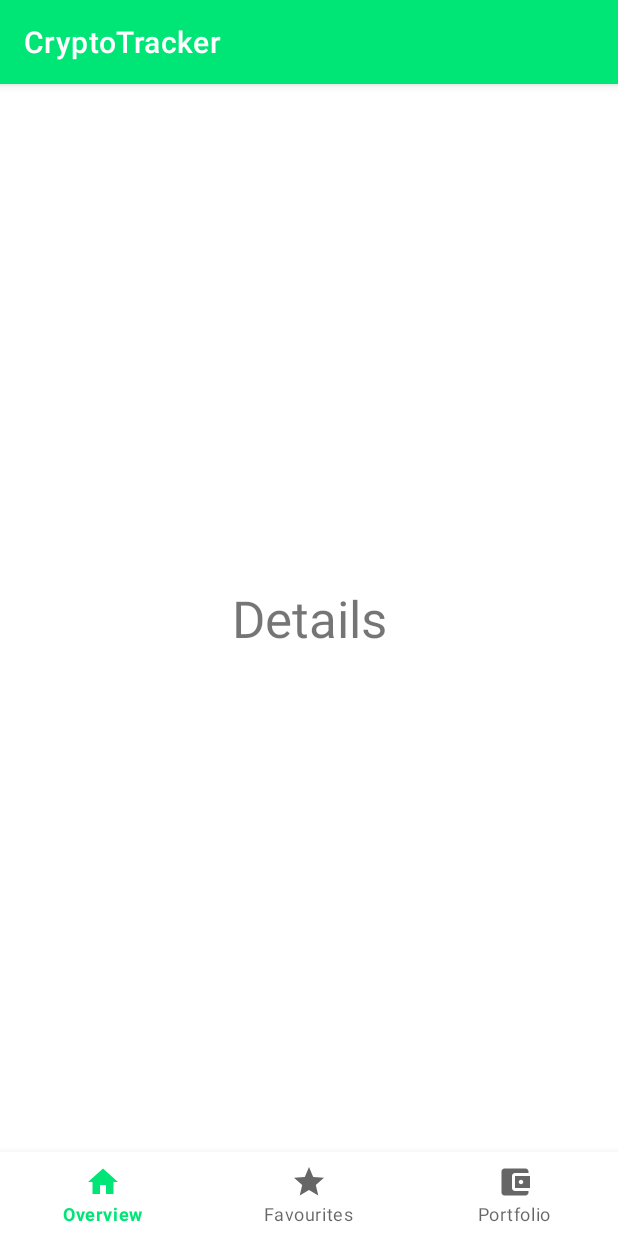
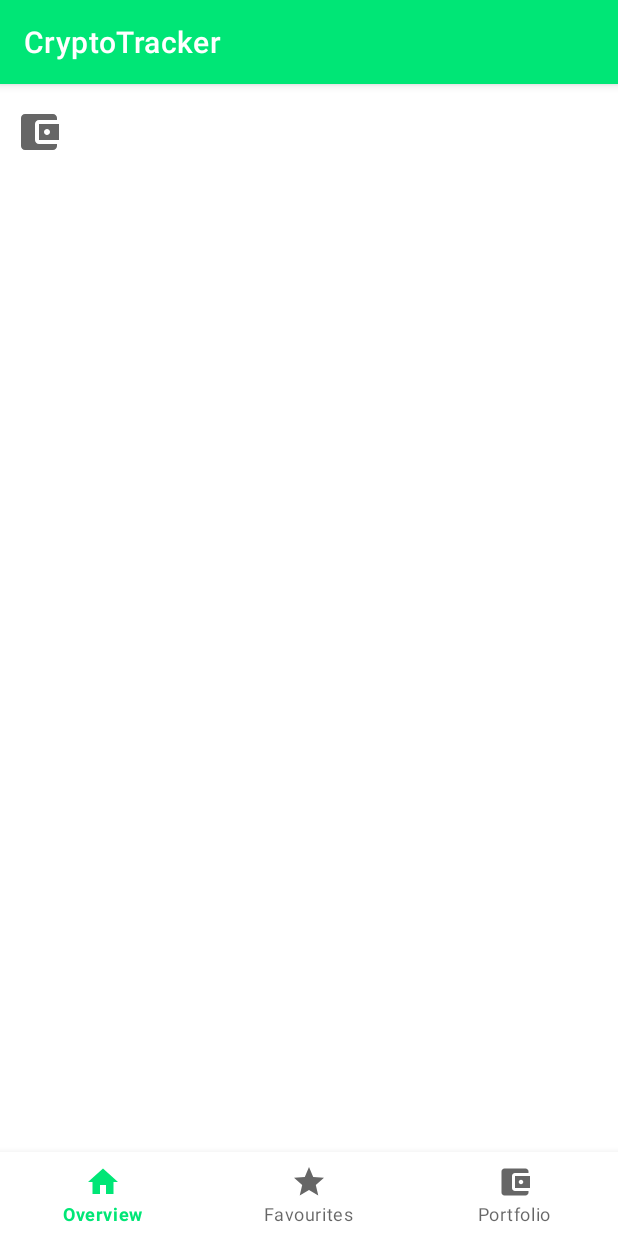
Before and after one commit to tuku13/crypto-tracker, an Android app: the fragment DetailsFragment placed in its activity, on a phone screen of 412 x 824 dp. Run offline under Robolectric (Android 15) with nearby library versions, the phone set to English and light mode, and no system bars; our stand-ins replace Room's generated code, data binding, navigation-ui; 1 statement that could not run was skipped.

Commit message:
Details Fragment 1 sora nagyjabol kesz

```diff
--- a/app/src/main/java/hu/tuku13/cryptotracker/screens/details/DetailsFragment.kt
+++ b/app/src/main/java/hu/tuku13/cryptotracker/screens/details/DetailsFragment.kt
@@ -20,7 +20,8 @@ class DetailsFragment : Fragment() {
         val binding = FragmentDetailsBinding.inflate(layoutInflater)
         //binding.setLifecycleOwner(this)
 
-        val viewModelFactory = DetailsViewModel.Factory()
+        val selectedCoin = DetailsFragmentArgs.fromBundle(requireArguments()).coin
+        val viewModelFactory = DetailsViewModel.Factory(selectedCoin)
         viewModel = ViewModelProvider(this, viewModelFactory)
             .get(DetailsViewModel::class.java)
         binding.viewModel = viewModel
--- a/app/src/main/java/hu/tuku13/cryptotracker/screens/details/DetailsViewModel.kt
+++ b/app/src/main/java/hu/tuku13/cryptotracker/screens/details/DetailsViewModel.kt
@@ -1,18 +1,24 @@
 package hu.tuku13.cryptotracker.screens.details
 
+import androidx.lifecycle.LiveData
+import androidx.lifecycle.MutableLiveData
 import androidx.lifecycle.ViewModel
 import androidx.lifecycle.ViewModelProvider
+import hu.tuku13.cryptotracker.domain.Coin
 
-class DetailsViewModel(
+class DetailsViewModel(coin: Coin) : ViewModel(){
+    private val _selectedCoin = MutableLiveData<Coin>()
+    val selectedCoin: LiveData<Coin>
+        get() = _selectedCoin
 
-) : ViewModel(){
+    init {
+        _selectedCoin.value = coin
+    }
 
-    class Factory(
-
-    ) : ViewModelProvider.Factory {
+    class Factory(private val coin: Coin) : ViewModelProvider.Factory {
         override fun <T : ViewModel> create(modelClass: Class<T>): T {
             if(modelClass.isAssignableFrom(DetailsViewModel::class.java)) {
-                return DetailsViewModel() as T
+                return DetailsViewModel(coin) as T
             }
             throw IllegalArgumentException("Unknown ViewModel class")
         }
--- a/app/src/main/res/layout/fragment_details.xml
+++ b/app/src/main/res/layout/fragment_details.xml
@@ -1,29 +1,66 @@
 <?xml version="1.0" encoding="utf-8"?>
-<layout>
+<layout xmlns:android="http://schemas.android.com/apk/res/android"
+    xmlns:tools="http://schemas.android.com/tools">
     <data>
         <variable
             name="viewModel"
             type="hu.tuku13.cryptotracker.screens.details.DetailsViewModel" />
     </data>
 
-    <androidx.constraintlayout.widget.ConstraintLayout xmlns:android="http://schemas.android.com/apk/res/android"
-        xmlns:tools="http://schemas.android.com/tools"
+    <LinearLayout
         android:layout_width="match_parent"
         android:layout_height="match_parent"
-        xmlns:app="http://schemas.android.com/apk/res-auto"
-        tools:context=".MainActivity">
+        android:orientation="vertical">
 
-        <!-- TODO: Update blank fragment layout -->
+        <LinearLayout
+            android:layout_width="match_parent"
+            android:layout_height="wrap_content"
+            android:gravity="center"
+            android:orientation="horizontal">
+
+            <ImageView
+                android:id="@+id/logo"
+                android:layout_marginStart="10dp"
+                android:src="@drawable/ic_portfolio"
+                android:layout_width="32dp"
+                android:layout_height="32dp" />
+
+            <Space
+                android:layout_width="0dp"
+                android:layout_height="1dp"
+                android:layout_weight="1" >
+            </Space>
+
+            <TextView
+                android:id="@+id/name"
+                android:layout_width="wrap_content"
+                android:layout_height="64dp"
+                android:gravity="center"
+                android:layout_gravity="center"
+                android:layout_marginEnd="10dp"
+                android:text="@{viewModel.selectedCoin.name}"
+                tools:text="Bitcoin"/>
+
+        </LinearLayout>
+
         <TextView
-            android:layout_width="wrap_content"
+            android:id="@+id/price"
+            android:layout_width="match_parent"
+            android:layout_height="64dp"
+            android:textSize="20sp"
+            android:gravity="center"
+            tools:text="$43534534656"
+            />
+
+        <LinearLayout
+            android:layout_width="match_parent"
             android:layout_height="wrap_content"
-            android:text="@string/details"
-            android:textAlignment="center"
-            android:textSize="34sp"
-            app:layout_constraintBottom_toBottomOf="parent"
-            app:layout_constraintEnd_toEndOf="parent"
-            app:layout_constraintStart_toStartOf="parent"
-            app:layout_constraintTop_toTopOf="parent" />
+            android:gravity="center"
+            android:orientation="horizontal">
 
-    </androidx.constraintlayout.widget.ConstraintLayout>
+        </LinearLayout>
+
+
+    </LinearLayout>
+
 </layout>
```
